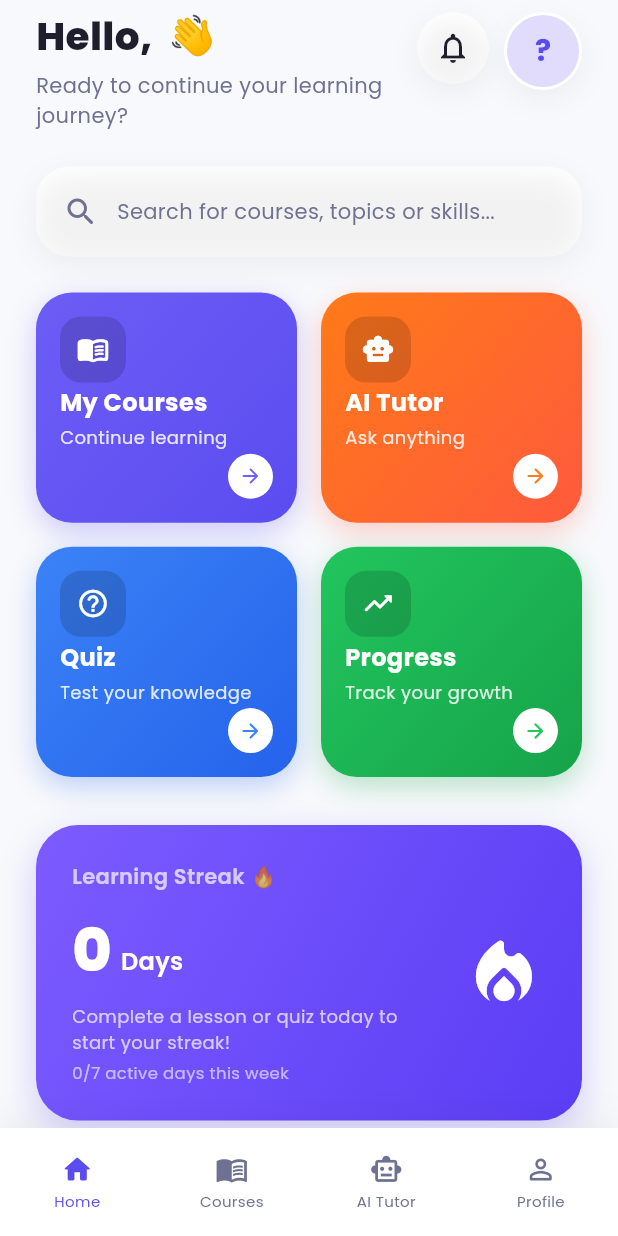
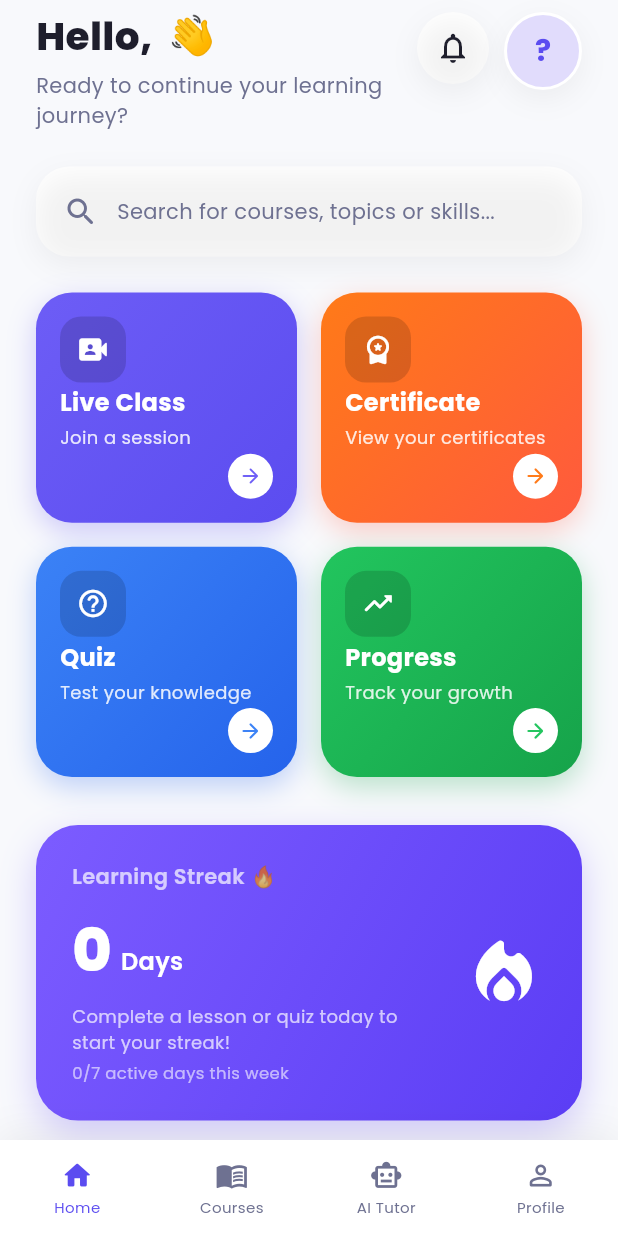
Before and after one commit to rushpakanojiya-hub/ai-tutor-app, a Flutter app: the DashboardScreen screen opened by its route, on a phone screen of 412 x 824 dp. Run offline on Flutter 3.47's test engine with Material 3 defaults, Android fonts, the phone set to English and light mode, and no system bars; drawn by our look-alikes of flutter_animate; our stand-ins replace chewie, dio, file_picker, flutter_secure_storage, go_router, google_fonts and 6 more; missing offline and left inert: flutter_webrtc, google_mlkit_text_recognition, livekit_client, syncfusion_flutter_pdfviewer; accounts and stored records are empty; network calls fail.

Commit message:
Update dashboard and AI Tutor chat UI

```diff
--- a/frontend/lib/core/routes/app_router.dart
+++ b/frontend/lib/core/routes/app_router.dart
@@ -26,6 +26,7 @@ import '../../screens/liveclass/create_live_class_screen.dart';
 import '../../screens/liveclass/my_live_classes_screen.dart';
 import '../../screens/liveclass/student_live_classes_screen.dart';
 import '../../screens/liveclass/admin_live_classes_screen.dart';
+import '../../screens/certificates/my_certificates_screen.dart';
 import '../../screens/notifications/notification_center_screen.dart';
 import '../../screens/search/search_screen.dart';
 import '../../screens/splash/splash_screen.dart';
@@ -195,6 +196,13 @@ class AppRouter {
         path: '/admin-live-classes',
         builder: (context, state) => const AdminLiveClassesScreen(),
       ),
+      // BUG FIX: MyCertificatesScreen existed in the codebase (with its
+      // own working backend-backed logic) but had no route pointing to
+      // it anywhere - there was no way to actually reach it from the app.
+      GoRoute(
+        path: '/certificates',
+        builder: (context, state) => const MyCertificatesScreen(),
+      ),
       GoRoute(
         path: '/notifications',
         builder: (context, state) => const NotificationCenterScreen(),
--- a/frontend/lib/screens/dashboard/dashboard_screen.dart
+++ b/frontend/lib/screens/dashboard/dashboard_screen.dart
@@ -78,12 +78,34 @@ class _DashboardScreenState extends State<DashboardScreen> {
       child: Scaffold(
         backgroundColor: AppColors.pageBackground,
         body: SafeArea(child: pages[_currentIndex]),
+        // BUG FIX ("Bottom nav labels cut off / too low"): this Container
+        // had a fixed height: 72 with no allowance for the bottom system
+        // gesture bar inset - unlike body above (wrapped in SafeArea),
+        // so on edge-to-edge devices the icon/label Row got pushed down
+        // into the system bar area and labels were clipped. Padding by
+        // MediaQuery's bottom inset (0 on devices with on-screen nav
+        // buttons instead of gesture nav, so this doesn't add unwanted
+        // space there) keeps content above it instead.
+        // BUG FIX ("Bottom nav labels cut off / too low"): previously
+        // reserved space for the bottom system inset with manual
+        // height + padding arithmetic (height: 72 + inset, padding:
+        // bottom: inset) - correct in theory, but hand-rolled inset math
+        // is easy to get subtly wrong across different devices/nav modes
+        // (3-button vs gesture nav) and had visibly failed on-device.
+        // SafeArea is Flutter's own purpose-built widget for exactly
+        // this: it reads the real system inset and reserves it reliably,
+        // regardless of device or navigation mode. `top: false` since
+        // this is a BOTTOM bar - it should only avoid the bottom inset,
+        // not add unwanted space at its own top edge.
         bottomNavigationBar: Container(
-          height: 72,
           decoration: BoxDecoration(
             color: AppColors.card,
             boxShadow: [BoxShadow(color: Colors.black.withOpacity(0.06), blurRadius: 20, offset: const Offset(0, -4))],
           ),
+          child: SafeArea(
+            top: false,
+            child: SizedBox(
+              height: 64,
               child: Row(
                 children: [
                   _navItem(0, Icons.home_outlined, Icons.home_rounded, 'Home'),
@@ -92,6 +114,8 @@ class _DashboardScreenState extends State<DashboardScreen> {
                   _navItem(isStudent ? 3 : 2, Icons.smart_toy_outlined, Icons.smart_toy_rounded, 'AI Tutor'),
                   _navItem(isStudent ? 4 : 3, Icons.person_outline_rounded, Icons.person_rounded, 'Profile'),
                 ],
+              ),
+            ),
           ),
         ),
       ),
@@ -406,8 +430,8 @@ class _DashboardHomeState extends State<_DashboardHome> {
   /// 2x2 grid (not a cramped 4-in-a-row) so titles/subtitles never overflow.
   Widget _buildQuickAccessGrid() {
     final cards = [
-      _QuickAccessData(Icons.menu_book_rounded, 'My Courses', 'Continue learning', const Color(0xFF6D5DF6), const Color(0xFF5B4CF0), () => context.push('/categories')),
-      _QuickAccessData(Icons.smart_toy_rounded, 'AI Tutor', 'Ask anything', const Color(0xFFFF7A18), const Color(0xFFFF5A3D), () => context.push('/ai-tutor')),
+      _QuickAccessData(Icons.video_camera_front_rounded, 'Live Class', 'Join a session', const Color(0xFF6D5DF6), const Color(0xFF5B4CF0), () => context.push('/student-live-classes')),
+      _QuickAccessData(Icons.workspace_premium_rounded, 'Certificate', 'View your certificates', const Color(0xFFFF7A18), const Color(0xFFFF5A3D), () => context.push('/certificates')),
       _QuickAccessData(Icons.help_outline_rounded, 'Quiz', 'Test your knowledge', const Color(0xFF3B82F6), const Color(0xFF2563EB), () => context.push('/ai-quiz-generator')),
       _QuickAccessData(Icons.trending_up_rounded, 'Progress', 'Track your growth', const Color(0xFF22C55E), const Color(0xFF16A34A), () => context.push('/quiz-analytics')),
     ];
```
Also changed, not shown: frontend/lib/screens/ai/ai_tutor_screen.dart (+21 -0 lines), 2 other files. Lines whose indentation alone changed are shown as unchanged.
